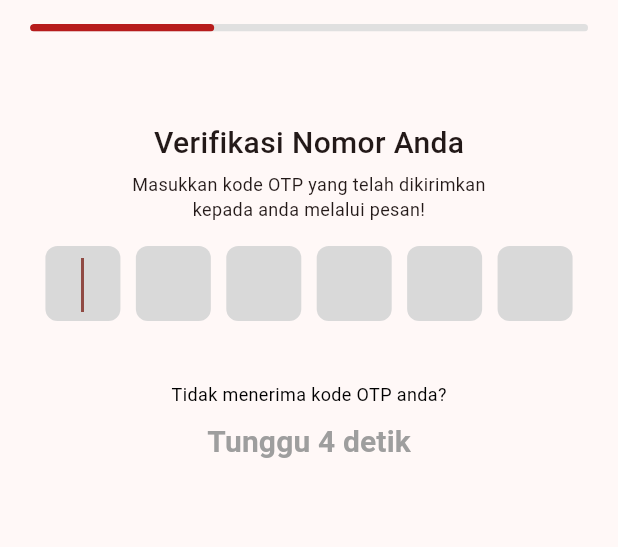
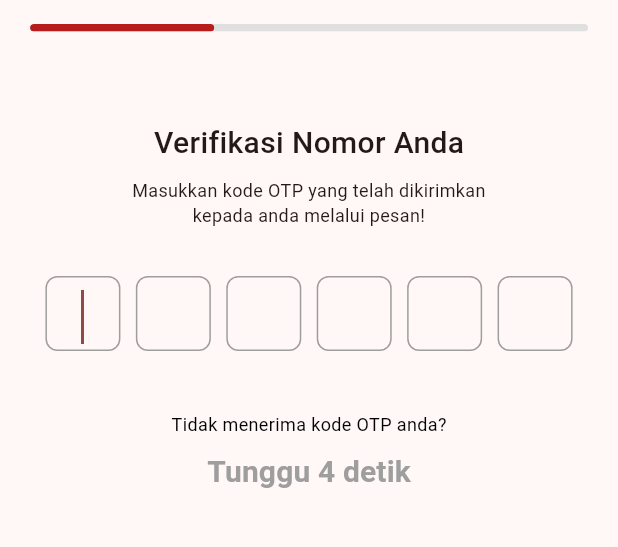
Before and after one commit to FelixA8/resq, a Flutter app: the OTPView screen opened directly with empty values, on a phone screen of 412 x 824 dp, the part 255-802 px from its top. Run offline on Flutter 3.47's test engine with Material 3 defaults, Android fonts, the phone set to English and light mode, and no system bars; our stand-ins replace firebase_core; accounts and stored records are empty; Roboto replaces fonts that are missing (SF Pro).

Commit message:
chore: refactored and moved components to a collective file

```diff
--- a/lib/pages/OTP/components/otp_input_box.dart
+++ b/lib/components/otp_input_box.dart
@@ -8,12 +8,12 @@ class OTPInputBox extends StatelessWidget {
   final FocusNode focusNode;
 
   const OTPInputBox({
-    Key? key,
+    super.key,
     required this.controller,
     required this.autoFocus,
     required this.onChanged,
     required this.focusNode,
-  }) : super(key: key);
+  });
 
   @override
   Widget build(BuildContext context) {
@@ -21,7 +21,7 @@ class OTPInputBox extends StatelessWidget {
       width: 50,
       height: 50,
       decoration: BoxDecoration(
-        color: Color(0xFFD9D9D9),
+        border: Border.all(color: Colors.grey),
         borderRadius: BorderRadius.circular(8),
       ),
       child: TextField(
@@ -36,9 +36,7 @@ class OTPInputBox extends StatelessWidget {
           counterText: '',
           border: InputBorder.none,
         ),
-        inputFormatters: [
-          FilteringTextInputFormatter.digitsOnly,
-        ],
+        inputFormatters: [FilteringTextInputFormatter.digitsOnly],
         onChanged: (value) {
           if (value.length == 1) {
             onChanged(value);
--- a/lib/pages/Username/components/progress_bar.dart
+++ b/lib/components/progress_bar.dart
@@ -3,7 +3,7 @@ import 'package:flutter/material.dart';
 class ProgressBar extends StatelessWidget {
   final double progress;
 
-  const ProgressBar({Key? key, required this.progress}) : super(key: key);
+  const ProgressBar({super.key, required this.progress});
 
   @override
   Widget build(BuildContext context) {
--- a/lib/pages/Username/components/username_field.dart
+++ b/lib/components/username_field.dart
@@ -6,11 +6,11 @@ class UsernameField extends StatelessWidget {
   final bool isValid;
 
   const UsernameField({
-    Key? key,
+    super.key,
     required this.value,
     required this.onChanged,
     required this.isValid,
-  }) : super(key: key);
+  });
 
   @override
   Widget build(BuildContext context) {
--- a/lib/pages/OTP/sections/otpInputSection/otpInputView.dart
+++ b/lib/pages/OTP/sections/otpInputSection/otpInputView.dart
@@ -1,6 +1,6 @@
 import 'package:flutter/material.dart';
 import 'package:provider/provider.dart';
-import '../../components/otp_input_box.dart';
+import '../../../../components/otp_input_box.dart';
 import '../../models/otp_model.dart';
 import 'otpInputViewModel.dart';
 
@@ -9,10 +9,10 @@ class OTPInputView extends StatelessWidget {
   final Function(String) onOTPCompleted;
 
   const OTPInputView({
-    Key? key,
+    super.key,
     required this.phoneNumber,
     required this.onOTPCompleted,
-  }) : super(key: key);
+  });
 
   @override
   Widget build(BuildContext context) {
@@ -24,20 +24,15 @@ class OTPInputView extends StatelessWidget {
             children: [
               const Text(
                 'Verifikasi Nomor Anda',
-                style: TextStyle(
-                  fontSize: 20,
-                  fontWeight: FontWeight.w500,
-                ),
+                style: TextStyle(fontSize: 20, fontWeight: FontWeight.w500),
               ),
-              const SizedBox(height: 4),
+              const SizedBox(height: 8),
               Text(
                 'Masukkan kode OTP yang telah dikirimkan\nkepada anda melalui pesan!',
                 textAlign: TextAlign.center,
-                style: TextStyle(
-                  fontSize: 12,
-                ),
+                style: TextStyle(fontSize: 12),
               ),
-              const SizedBox(height: 16),
+              const SizedBox(height: 32),
               Row(
                 mainAxisAlignment: MainAxisAlignment.spaceEvenly,
                 children: List.generate(
@@ -46,7 +41,8 @@ class OTPInputView extends StatelessWidget {
                     controller: viewModel.controllers[index],
                     focusNode: viewModel.focusNodes[index],
                     autoFocus: index == 0,
-                    onChanged: (value) => viewModel.onDigitChanged(index, value),
+                    onChanged:
+                        (value) => viewModel.onDigitChanged(index, value),
                   ),
                 ),
               ),
--- a/lib/pages/OTP/sections/progressBarSection/progressBarView.dart
+++ b/lib/pages/OTP/sections/progressBarSection/progressBarView.dart
@@ -1,7 +1,7 @@
 import 'package:flutter/material.dart';
 import 'package:provider/provider.dart';
-import '../../../username/components/back_button.dart';
-import '../../../username/components/progress_bar.dart';
+import '../../../../components/back_button.dart';
+import '../../../../components/progress_bar.dart';
 import 'progressBarViewModel.dart';
 
 class ProgressBarSection extends StatelessWidget {
--- a/lib/pages/Username/sections/confirmationButton/confirmationButtonView.dart
+++ b/lib/pages/Username/sections/confirmationButton/confirmationButtonView.dart
@@ -1,6 +1,6 @@
 import 'package:flutter/material.dart';
 import 'package:provider/provider.dart';
-import '../../components/confirmation_button.dart';
+import '../../../../components/confirmation_button.dart';
 import 'confirmationButtonViewModel.dart';
 
 class ConfirmationButtonView extends StatelessWidget {
--- a/lib/pages/Username/sections/progressBarSection/progressBarView.dart
+++ b/lib/pages/Username/sections/progressBarSection/progressBarView.dart
@@ -1,7 +1,7 @@
 import 'package:flutter/material.dart';
 import 'package:provider/provider.dart';
-import '../../components/back_button.dart';
-import '../../components/progress_bar.dart';
+import '../../../../components/back_button.dart';
+import '../../../../components/progress_bar.dart';
 import 'progressBarViewModel.dart';
 
 class ProgressBarView extends StatelessWidget {
```
Also changed, not shown: lib/components/confirmation_button.dart (renamed from lib/pages/Username/components/confirmation_button.dart, +4 -9 lines), lib/pages/Username/sections/usernameInput/usernameInputView.dart (+4 -10 lines), lib/components/back_button.dart (renamed from lib/pages/Username/components/back_button.dart), pubspec.lock, 5 other files.
